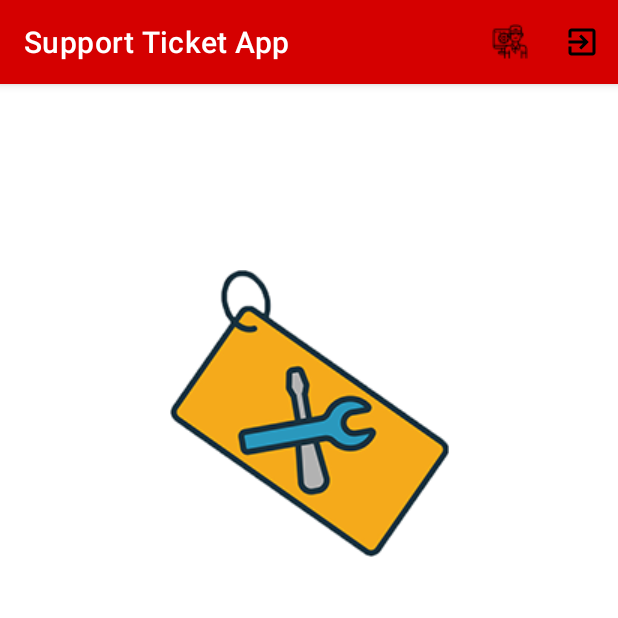
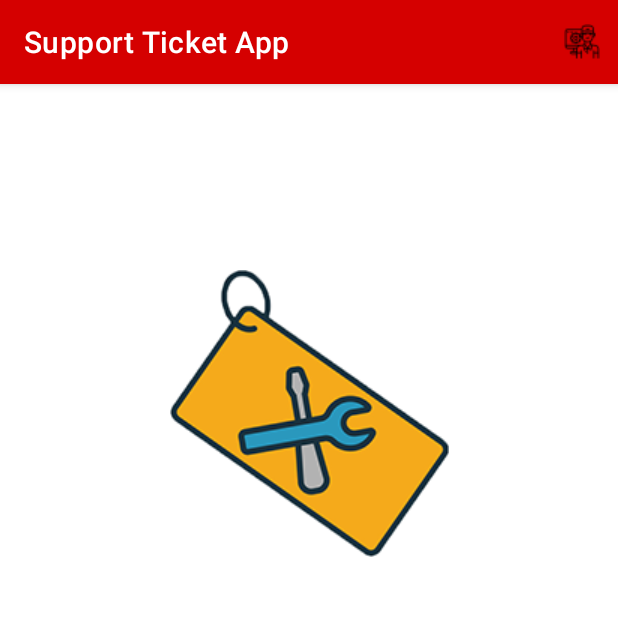
Before and after one commit to VasilisPat/SupportTicketApp, an Android app: the screen it shows after launch (MainActivity), on a phone screen of 412 x 824 dp, the top half of it. Run offline under Robolectric (Android 15) with nearby library versions, the phone set to English and light mode, and no system bars.

Commit message:
Removed Exit Option from Action Bar Menu

```diff
--- a/app/src/main/res/menu/menu_activity_main.xml
+++ b/app/src/main/res/menu/menu_activity_main.xml
@@ -4,9 +4,5 @@
     <item android:id="@+id/menu_technicians"
         android:title="@string/description_menu_technicians"
         android:icon="@drawable/technician_24px"
-        app:showAsAction="ifRoom"/>
-    <item android:id="@+id/menu_exit"
-        android:title="@string/description_menu_exit"
-        android:icon="@drawable/ic_baseline_exit_to_app_24"
-        app:showAsAction="ifRoom"/>
+        app:showAsAction="always"/>
 </menu>
```
Also changed, not shown: app/src/main/java/gr/uniwa/patelisploumpis/supportticketapp/Activity/MainActivity.java (+3 -7 lines).
